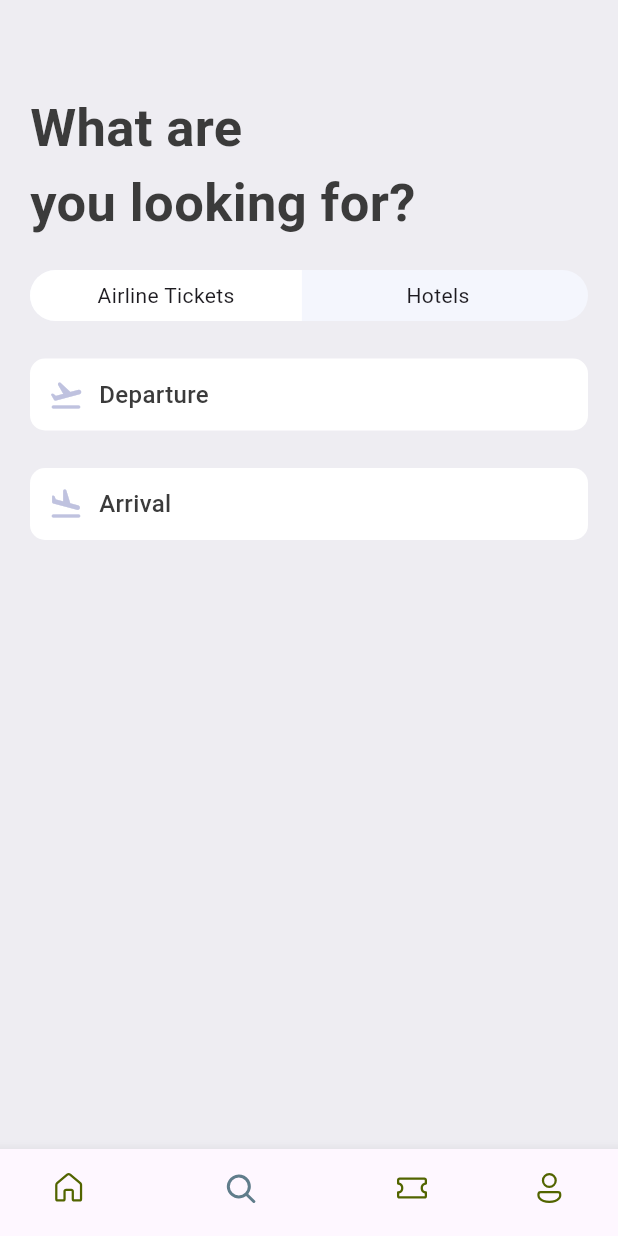
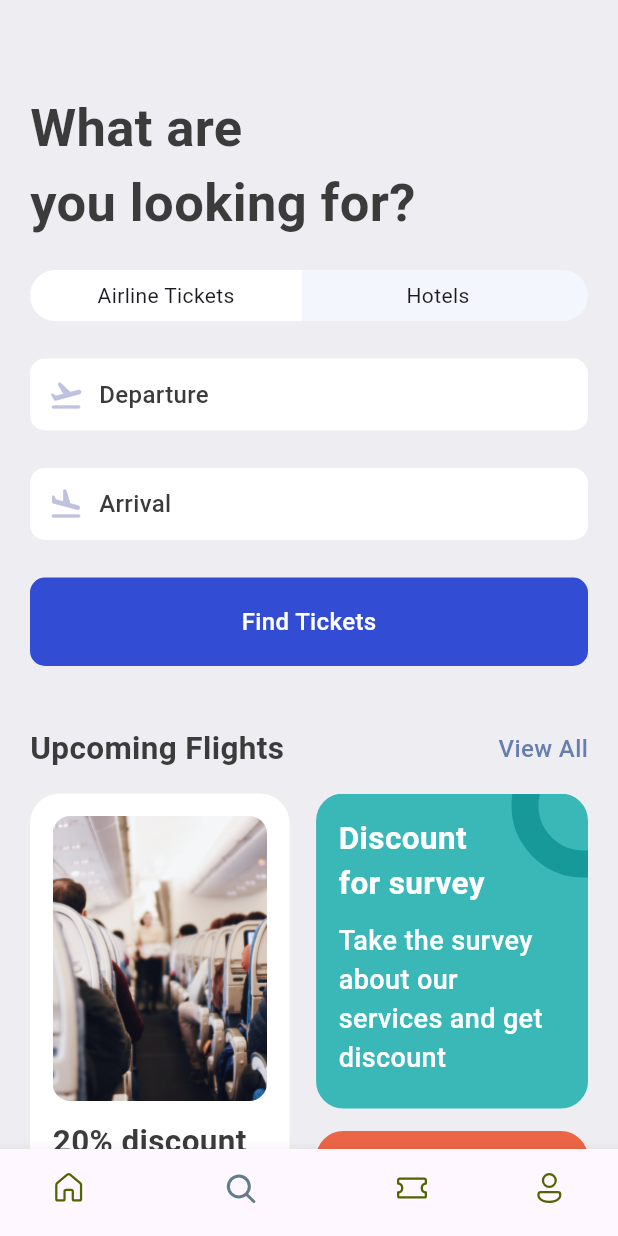
Before and after one commit to rodgers-munene/ticket_app, a Flutter app: the screen it shows after launch, item 2 of the bottom bar chosen, on a phone screen of 412 x 824 dp. Run offline on Flutter 3.47's test engine with Material 3 defaults, Android fonts, the phone set to English and light mode, and no system bars; our stand-ins replace fluentui_icons.

Commit message:
search page finished

```diff
--- a/lib/base/bottom_navbar.dart
+++ b/lib/base/bottom_navbar.dart
@@ -2,6 +2,7 @@ import 'package:fluentui_icons/fluentui_icons.dart';
 import 'package:flutter/material.dart';
 import 'package:ticket_app/screens/home/home_screen.dart';
 import 'package:ticket_app/screens/search/search_screen.dart';
+import 'package:ticket_app/screens/ticket/ticket_screen.dart';
 
 class BottomNavbar extends StatefulWidget {
   const BottomNavbar({super.key});
@@ -14,7 +15,7 @@ class _BottomNavbarState extends State<BottomNavbar> {
   final List<Widget> appScreens = [
     const HomeScreen(),
     const SearchScreen(),
-    const Center(child: Text("Tickets")),
+    const TicketScreen(),
     const Center(child: Text("Profile")),
   ];
 
--- a/lib/base/res/media.dart
+++ b/lib/base/res/media.dart
@@ -3,4 +3,5 @@ class AppMedia {
 
   static const logo = "$_baseImage/logo.png";
   static const hotelImages = "$_baseImage/hotel_room.png";
+  static const planeSit = "$_baseImage/plane_sit.jpg";
 }
--- a/lib/base/res/styles/app_styles.dart
+++ b/lib/base/res/styles/app_styles.dart
@@ -10,6 +10,8 @@ class AppStyles {
   static Color ticketOrange = const Color(0xFFF37B67);
   static Color kakiColor = const Color(0xFFd2bdb6);
   static Color planeColor = const Color(0xFFBFC2DF);
+  static Color findTicket = const Color(0xD91130CE);
+
 
   static TextStyle textStyle = TextStyle(
     fontSize: 16,
--- a/lib/screens/search/search_screen.dart
+++ b/lib/screens/search/search_screen.dart
@@ -1,7 +1,10 @@
 import 'package:flutter/material.dart';
 import 'package:ticket_app/base/res/styles/app_styles.dart';
+import 'package:ticket_app/base/widgets/app_double_text.dart';
 import 'package:ticket_app/screens/search/widgets/app_text_icon.dart';
 import 'package:ticket_app/screens/search/widgets/app_ticket_tabs.dart';
+import 'package:ticket_app/screens/search/widgets/find_tickets.dart';
+import 'package:ticket_app/screens/search/widgets/ticket_promotion.dart';
 
 class SearchScreen extends StatelessWidget {
   const SearchScreen({super.key});
@@ -14,17 +17,27 @@ class SearchScreen extends StatelessWidget {
       body: ListView(
         padding: EdgeInsets.symmetric(horizontal: 20, vertical: 20),
         children: [
-          SizedBox(height: 40,),
-          Text("What are\nyou looking for?",
-          style: AppStyles.headLineStyle1.copyWith(fontSize: 35),
+          SizedBox(height: 40),
+          Text(
+            "What are\nyou looking for?",
+            style: AppStyles.headLineStyle1.copyWith(fontSize: 35),
           ),
-          SizedBox(height: 20,),
-          AppTicketTabs(),
-          SizedBox(height: 25,),
-          AppTextIcon(icon: Icons.flight_takeoff_rounded, text: "Departure",),
-          SizedBox(height: 25,),
-          AppTextIcon(icon: Icons.flight_land_rounded, text: "Arrival",),
-
+          SizedBox(height: 20),
+          AppTicketTabs(firstTab: "Airline Tickets", secondTab: "Hotels",),
+          SizedBox(height: 25),
+          AppTextIcon(icon: Icons.flight_takeoff_rounded, text: "Departure"),
+          SizedBox(height: 25),
+          AppTextIcon(icon: Icons.flight_land_rounded, text: "Arrival"),
+          SizedBox(height: 25),
+          FindTickets(),
+          SizedBox(height: 40),
+          AppDoubleText(
+            bigText: "Upcoming Flights",
+            smallText: "View All",
+            func: () => {Navigator.pushNamed(context, "/all_tickets")},
+          ),
+          SizedBox(height: 15),
+          TicketPromotion(),
         ],
       ),
     );
--- a/lib/screens/search/widgets/app_ticket_tabs.dart
+++ b/lib/screens/search/widgets/app_ticket_tabs.dart
@@ -1,7 +1,9 @@
 import 'package:flutter/material.dart';
 
 class AppTicketTabs extends StatelessWidget {
-  const AppTicketTabs({super.key});
+  final String firstTab, secondTab;
+
+  const AppTicketTabs({super.key, required this.firstTab, required this.secondTab});
 
   @override
   Widget build(BuildContext context) {
@@ -12,8 +14,8 @@ class AppTicketTabs extends StatelessWidget {
       ),
       child: Row(
         children: [
-          AppTabs(tabText: "Airline Tickets", tabColor: true,),
-          AppTabs(tabText: "Hotels", tabBorder: true),
+          AppTabs(tabText: firstTab, tabColor: true),
+          AppTabs(tabText: secondTab, tabBorder: true),
         ],
       ),
     );
@@ -21,7 +23,12 @@ class AppTicketTabs extends StatelessWidget {
 }
 
 class AppTabs extends StatelessWidget {
-  const AppTabs({super.key, this.tabBorder = false, this.tabText = "", this.tabColor = false});
+  const AppTabs({
+    super.key,
+    this.tabBorder = false,
+    this.tabText = "",
+    this.tabColor = false,
+  });
 
   final String tabText;
   final bool tabBorder;
@@ -33,7 +40,7 @@ class AppTabs extends StatelessWidget {
       padding: EdgeInsets.symmetric(vertical: 7),
       width: size.width * 0.44,
       decoration: BoxDecoration(
-        color: tabColor? Colors.white : Colors.transparent,
+        color: tabColor ? Colors.white : Colors.transparent,
         borderRadius: !tabBorder
             ? BorderRadius.horizontal(left: Radius.circular(50))
             : BorderRadius.horizontal(right: Radius.circular(50)),
--- /dev/null
+++ b/lib/screens/search/widgets/find_tickets.dart
@@ -0,0 +1,21 @@
+import 'package:flutter/material.dart';
+import 'package:ticket_app/base/res/styles/app_styles.dart';
+
+class FindTickets extends StatelessWidget {
+  const FindTickets({super.key});
+
+  @override
+  Widget build(BuildContext context) {
+    return Container(
+      padding: EdgeInsets.symmetric(vertical: 18, horizontal: 18),
+      decoration: BoxDecoration(
+        borderRadius: BorderRadius.circular(10),
+        color: AppStyles.findTicket
+      ),
+      child: Center(
+        child: Text("Find Tickets",
+        style: AppStyles.textStyle.copyWith(color: Colors.white),),
+      ),
+    );
+  }
+}
--- /dev/null
+++ b/lib/screens/search/widgets/ticket_promotion.dart
@@ -0,0 +1,136 @@
+import 'package:flutter/material.dart';
+import 'package:ticket_app/base/res/media.dart';
+import 'package:ticket_app/base/res/styles/app_styles.dart';
+
+class TicketPromotion extends StatelessWidget {
+  const TicketPromotion({super.key});
+
+  @override
+  Widget build(BuildContext context) {
+    final size = MediaQuery.of(context).size;
+
+    return Row(
+      mainAxisAlignment: MainAxisAlignment.spaceBetween,
+      children: [
+        Container(
+          width: size.width * 0.42,
+          height: 435,
+          padding: EdgeInsets.symmetric(horizontal: 15, vertical: 15),
+          decoration: BoxDecoration(
+            borderRadius: BorderRadius.circular(20),
+            color: Colors.white,
+            boxShadow: [
+              BoxShadow(
+                color: Colors.grey.shade200,
+                blurRadius: 1,
+                spreadRadius: 2,
+              ),
+            ],
+          ),
+          child: Column(
+            children: [
+              Container(
+                height: 190,
+                decoration: BoxDecoration(
+                  borderRadius: BorderRadius.circular(12),
+                  image: DecorationImage(
+                    fit: BoxFit.cover,
+                    image: AssetImage(AppMedia.planeSit),
+                  ),
+                ),
+              ),
+              SizedBox(height: 12),
+              Text(
+                "20% discount on the early booking of this flight. Dont miss",
+                style: AppStyles.headLineStyle2,
+              ),
+            ],
+          ),
+        ),
+        Column(
+          children: [
+            Stack(
+              children: [
+                Container(
+                  width: size.width * .44,
+                  height: 210,
+                  padding: EdgeInsets.symmetric(horizontal: 15, vertical: 15),
+                  decoration: BoxDecoration(
+                    borderRadius: BorderRadius.circular(18),
+                    color: Color(0xFF3AB8B8),
+                  ),
+                  child: Column(
+                    crossAxisAlignment: CrossAxisAlignment.start,
+                    children: [
+                      Text(
+                        "Discount \nfor survey",
+                        style: AppStyles.headLineStyle2.copyWith(
+                          fontWeight: FontWeight.bold,
+                          color: Colors.white,
+                        ),
+                      ),
+                      SizedBox(height: 10),
+                      Text(
+                        "Take the survey about our services and get discount",
+                        style: AppStyles.headLineStyle2.copyWith(
+                          fontWeight: FontWeight.w500,
+                          color: Colors.white,
+                          fontSize: 18,
+                        ),
+                      ),
+                    ],
+                  ),
+                ),
+                Positioned(
+                  right: -45,
+                  top: -40,
+                  child: Container(
+                    padding: EdgeInsets.all(30),
+                    decoration: BoxDecoration(
+                      shape: BoxShape.circle,
+                      border: Border.all(
+                        width: 18,
+                        color: const Color(0xFF189999),
+                      ),
+                    ),
+                  ),
+                ),
+              ],
+            ),
+            SizedBox(height: 15),
+            Container(
+              width: size.width * .44,
+              height: 210,
+              padding: EdgeInsets.symmetric(horizontal: 15, vertical: 15),
+              decoration: BoxDecoration(
+                borderRadius: BorderRadius.circular(18),
+                color: Color(0xFFEC6545),
+              ),
+              child: Column(
+                children: [
+                  Text(
+                    "Take Love",
+                    style: AppStyles.headLineStyle2.copyWith(
+                      color: Colors.white,
+                    ),
+                  ),
+                  RichText(
+                    text: TextSpan(
+                      children: [
+                        TextSpan(text: "😍", style: TextStyle(fontSize: 32)),
+                        TextSpan(text: "🥰", style: TextStyle(fontSize: 40)),
+                        TextSpan(text: "😘", style: TextStyle(fontSize: 32)),
+
+                      ]
+                    )
+                  ),
+                ],
+              ),
+            ),
+          ],
+        ),
+      ],
+    );
+    ;
+  }
+}
--- /dev/null
+++ b/lib/screens/ticket/ticket_screen.dart
@@ -0,0 +1,23 @@
+import 'package:flutter/material.dart';
+import 'package:ticket_app/base/res/styles/app_styles.dart';
+import 'package:ticket_app/screens/search/widgets/app_ticket_tabs.dart';
+
+class TicketScreen extends StatelessWidget {
+  const TicketScreen({super.key});
+
+  @override
+  Widget build(BuildContext context) {
+    return Scaffold(
+      backgroundColor: AppStyles.bgColor,
+      body: ListView(
+        padding: EdgeInsets.all(20),
+        children: [
+          SizedBox(height: 40,),
+          Text("Tickets", style: AppStyles.headLineStyle1),
+          SizedBox(height: 20,),
+          AppTicketTabs(firstTab: "Upcoming", secondTab: "Previous",),
+        ],
+      ),
+    );
+  }
+}
```
